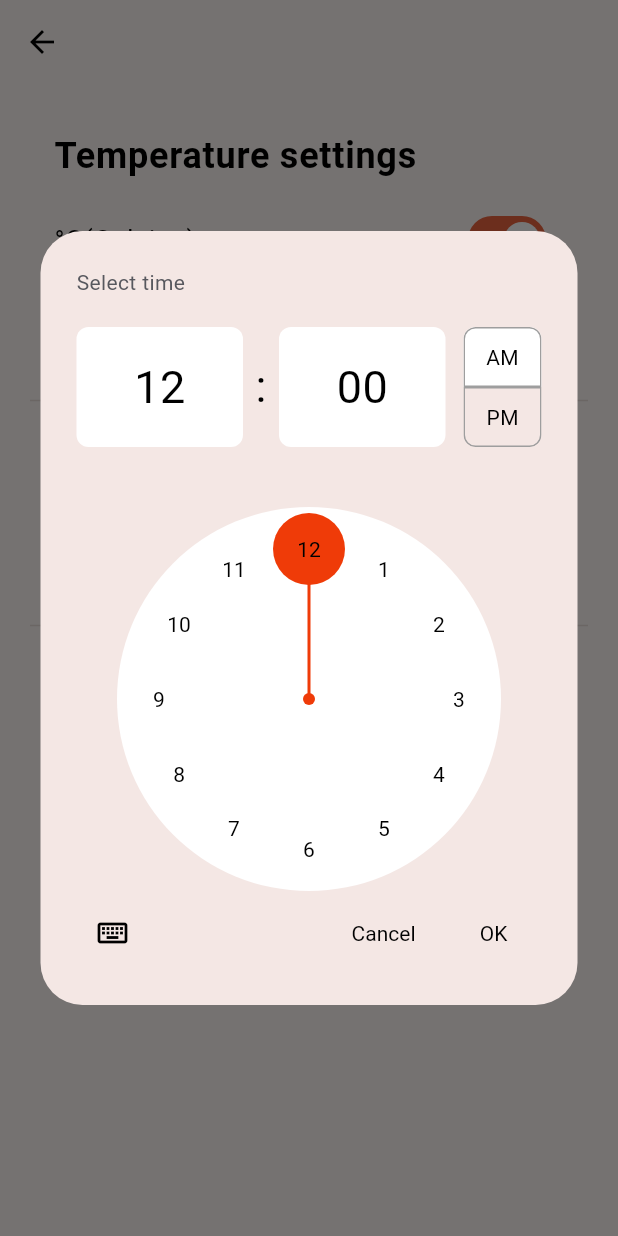
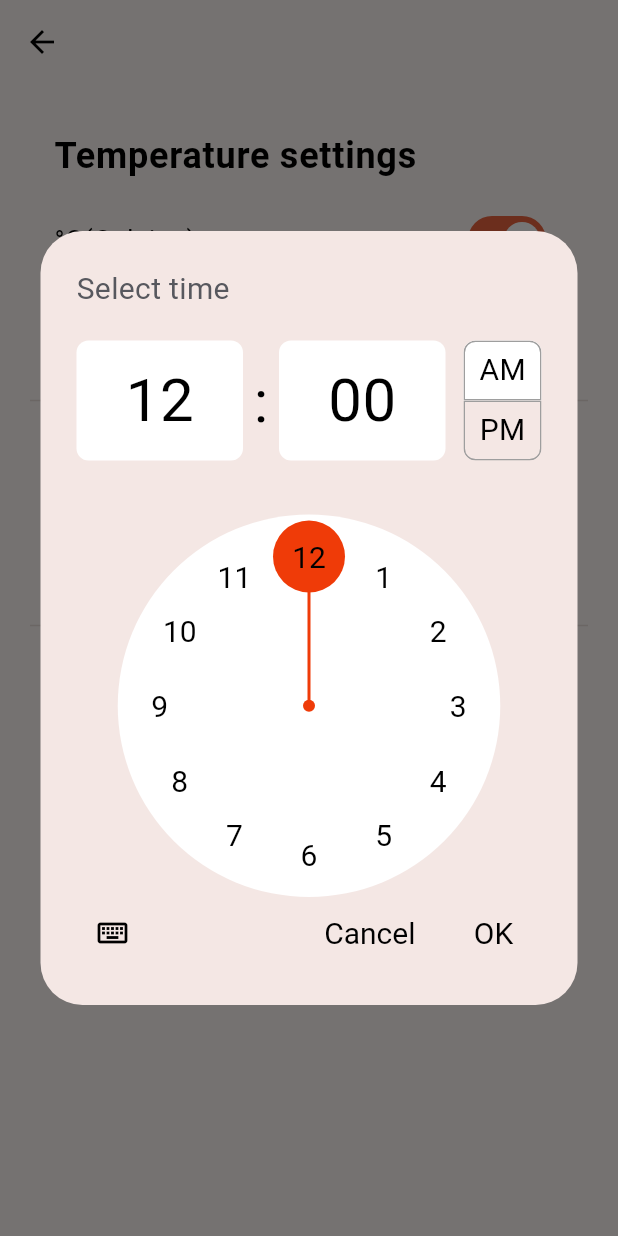
Before and after one commit to hyuniverse-dev/wini-weather, a Flutter app: the SettingsScreen screen opened directly, after a tap on "Change", on a phone screen of 412 x 824 dp. Run offline on Flutter 3.47's test engine with Material 3 defaults, Android fonts, the phone set to English and light mode, and no system bars; our stand-ins replace fl_chart, flutter_local_notifications, geolocator, google_mobile_ads, realm, shared_preferences and 1 more; missing offline and left inert: app_settings, flutter_background_service, flutter_background_service_android; accounts and stored records are empty; generated files the repository leaves out were written again; network calls fail; Roboto replaces fonts that are missing (Gamja Flower); statements that could not run were skipped.

Commit message:
Fix: Time-Picker font size

```diff
--- a/lib/utils/time_picker_utils.dart
+++ b/lib/utils/time_picker_utils.dart
@@ -6,10 +6,10 @@ class CustomTimePickerTheme {
   static const String fontFamily = 'Gamja Flower';
 
   TextStyle get timePickerDayStyle =>
-      TextStyle(fontSize: 14, fontFamily: fontFamily, color: Color(0xFF57585E));
+      TextStyle(fontSize: 20, fontFamily: fontFamily, color: Color(0xFF57585E));
 
   TextStyle get timePickerNightStyle =>
-      TextStyle(fontSize: 14, fontFamily: fontFamily, color: Color(0xFFFFFFFF));
+      TextStyle(fontSize: 20, fontFamily: fontFamily, color: Color(0xFFFFFFFF));
 
   Color dayBackgroundColor = Color(0xFFF4E7E4);
   Color nightBackgroundColor = Color(0xFF343438);
@@ -48,7 +48,7 @@ class CustomTimePickerTheme {
             backgroundColor:
                 MaterialStateProperty.all<Color>(Colors.transparent),
             foregroundColor: MaterialStateProperty.all<Color>(mainColor)),
-        hourMinuteTextStyle: TextStyle(fontSize: 30),
+        hourMinuteTextStyle: TextStyle(fontSize: 40),
       ),
       colorScheme: ColorScheme(
         primaryContainer: primaryContainerColor,
```
Also changed, not shown: lib/widgets/add_location_screen/city_weather_tile.dart (+0 -21 lines).
